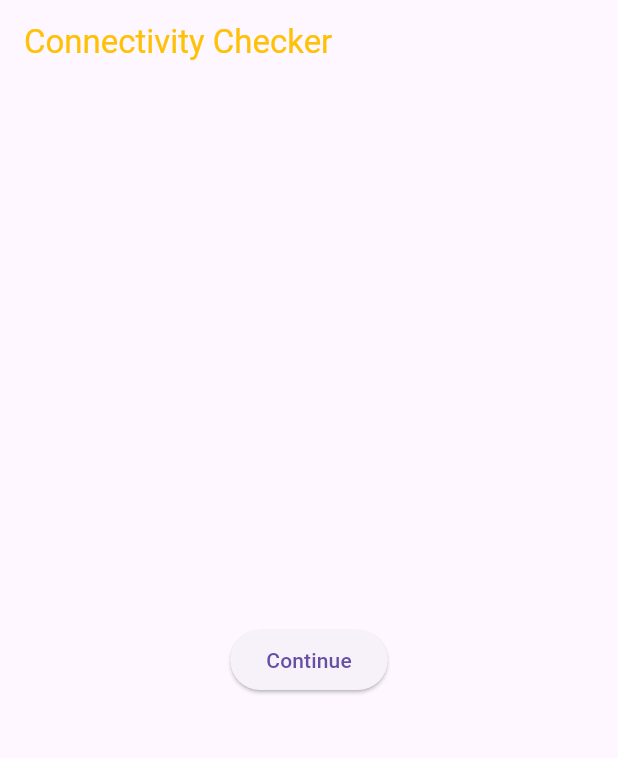
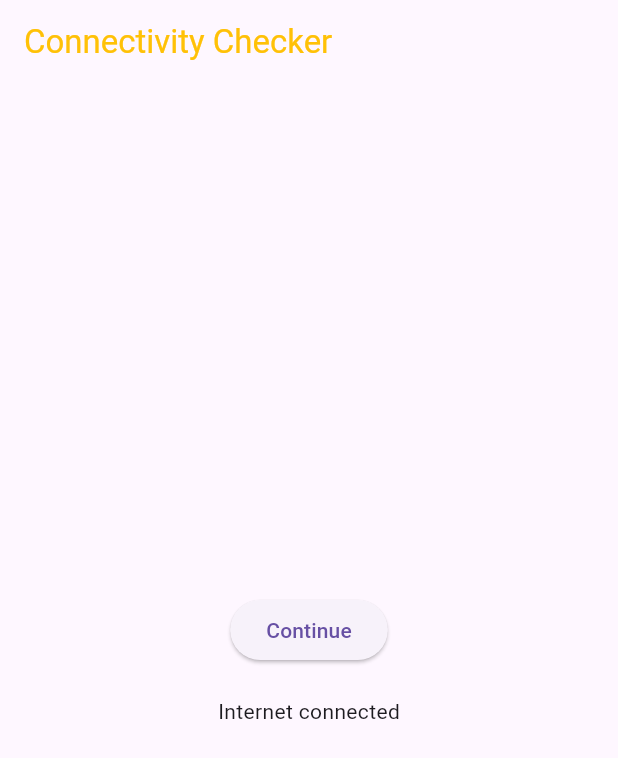
Before and after one commit to Sethmaurice/SharedInternetAuth_24299, a Flutter app: the screen it shows after launch, on a phone screen of 412 x 824 dp. Shown: the top 758 px of the screen. Run offline on Flutter 3.47's test engine with Material 3 defaults, Android fonts, the phone set to English and light mode, and no system bars; our stand-ins replace connectivity, fluttertoast.

Commit message:
connection

```diff
--- a/lib/broad/Internet.dart
+++ b/lib/broad/Internet.dart
@@ -2,8 +2,8 @@ import 'package:flutter/cupertino.dart';
 import 'package:flutter/material.dart';
 import 'package:calculator/broad/Second.dart';
 import 'dart:async';
-import 'package:connectivity/connectivity.dart';
-import 'package:internet_connection_checker/internet_connection_checker.dart';
+import 'package:connectivity/connectivity.dart'; // Import the connectivity package
+import 'package:fluttertoast/fluttertoast.dart';
 
 class Internet extends StatefulWidget {
   const Internet({Key? key}) : super(key: key);
@@ -14,8 +14,7 @@ class Internet extends StatefulWidget {
 
 class _InternetState extends State<Internet> {
   late StreamSubscription subscription;
-  var isDeviceConnected = false;
-  bool isAlertSet = false;
+  var isDeviceConnected = true; // Assume initially connected
 
   @override
   void initState() {
@@ -26,19 +25,15 @@ class _InternetState extends State<Internet> {
   getConnectivity() {
     subscription = Connectivity()
         .onConnectivityChanged
-        .listen((ConnectivityResult result) async {
-      isDeviceConnected = await InternetConnectionChecker().hasConnection;
-      if (!isDeviceConnected && !isAlertSet) {
+        .listen((ConnectivityResult result) {
+      setState(() {
+        isDeviceConnected = result != ConnectivityResult.none;
+      });
+      if (!isDeviceConnected) {
         showDialoglogBox();
-        setState(() => isAlertSet = true);
       }
     });
   }
-
-  // @override
-  // Widget build(BuildContext context) {
-  //   return const Placeholder();
-  // }
 
   @override
   void dispose() {
@@ -46,49 +41,41 @@ class _InternetState extends State<Internet> {
     super.dispose();
   }
 
-  // void showDialoglogBox() {
-  //   // Define your dialog here
-  // }
   @override
   Widget build(BuildContext context) {
     return Scaffold(
-        appBar: AppBar(
-          title: Text('Connectivity Checker',
-              style: TextStyle(color: Colors.amber)),
+      appBar: AppBar(
+        title:
+            Text('Connectivity Checker', style: TextStyle(color: Colors.amber)),
+      ),
+      body: Center(
+        child: Column(
+          mainAxisAlignment: MainAxisAlignment.center,
+          children: [
+            ElevatedButton(
+              onPressed: () => Navigator.push(
+                context,
+                MaterialPageRoute(builder: (context) => Second()),
+              ),
+              child: Text('Continue'),
+            ),
+            SizedBox(height: 20),
+            Text(isDeviceConnected
+                ? "Internet connected"
+                : "No internet connection"),
+          ],
         ),
-        body: Center(
-            child: ElevatedButton(
-                onPressed: () => Navigator.push(
-                    context, MaterialPageRoute(builder: (context) => Second())),
-                child: Text('Continue'))));
+      ),
+    );
   }
 
   void showDialoglogBox() {
-    showCupertinoDialog<String>(
-      context: context,
-      builder: (BuildContext context) {
-        return CupertinoAlertDialog(
-          title: const Text('No Connection'),
-          content: const Text('Please check your internet connectivity'),
-          actions: <Widget>[
-            TextButton(
-              onPressed: () async {
-                // Make the callback asynchronous
-                Navigator.pop(context, 'Cancel');
-                setState(() => isAlertSet = false);
-                isDeviceConnected =
-                    await InternetConnectionChecker().hasConnection;
-                if (!isDeviceConnected) {
-                  showDialoglogBox();
-                  setState(() => isAlertSet = true);
-                }
-                // Close the dialog
-              },
-              child: const Text('OK'),
-            ),
-          ],
-        );
-      },
+    Fluttertoast.showToast(
+      msg: "No internet connection",
+      toastLength: Toast.LENGTH_SHORT,
+      gravity: ToastGravity.BOTTOM,
+      backgroundColor: Colors.red,
+      textColor: Colors.white,
     );
   }
 }
--- a/pubspec.yaml
+++ b/pubspec.yaml
@@ -17,6 +17,7 @@ dependencies:
   # internet_connection_checker: 0.0.1+4 # Update to the latest version
   internet_connection_checker: ^1.0.0+1
   connectivity_plus: ^2.3.5
+  fluttertoast: ^8.0.8
 
 dev_dependencies:
   flutter_test:
```
Also changed, not shown: pubspec.lock, 10 other files.
